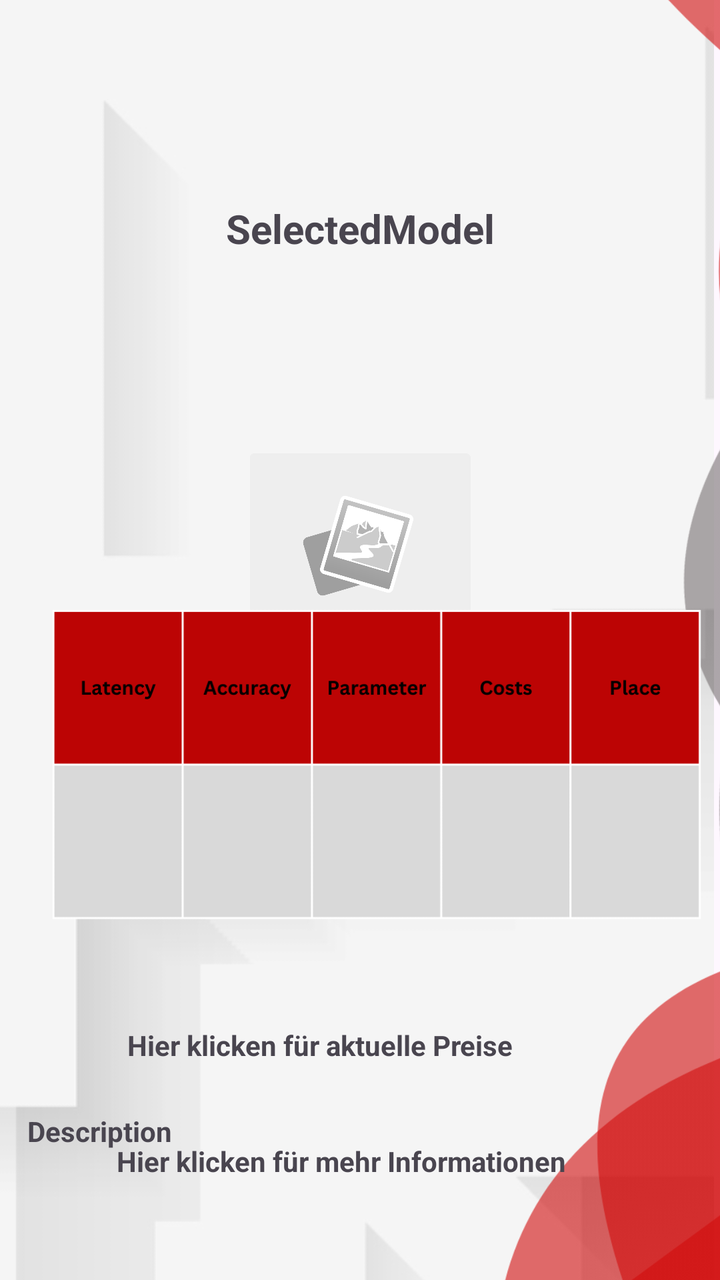
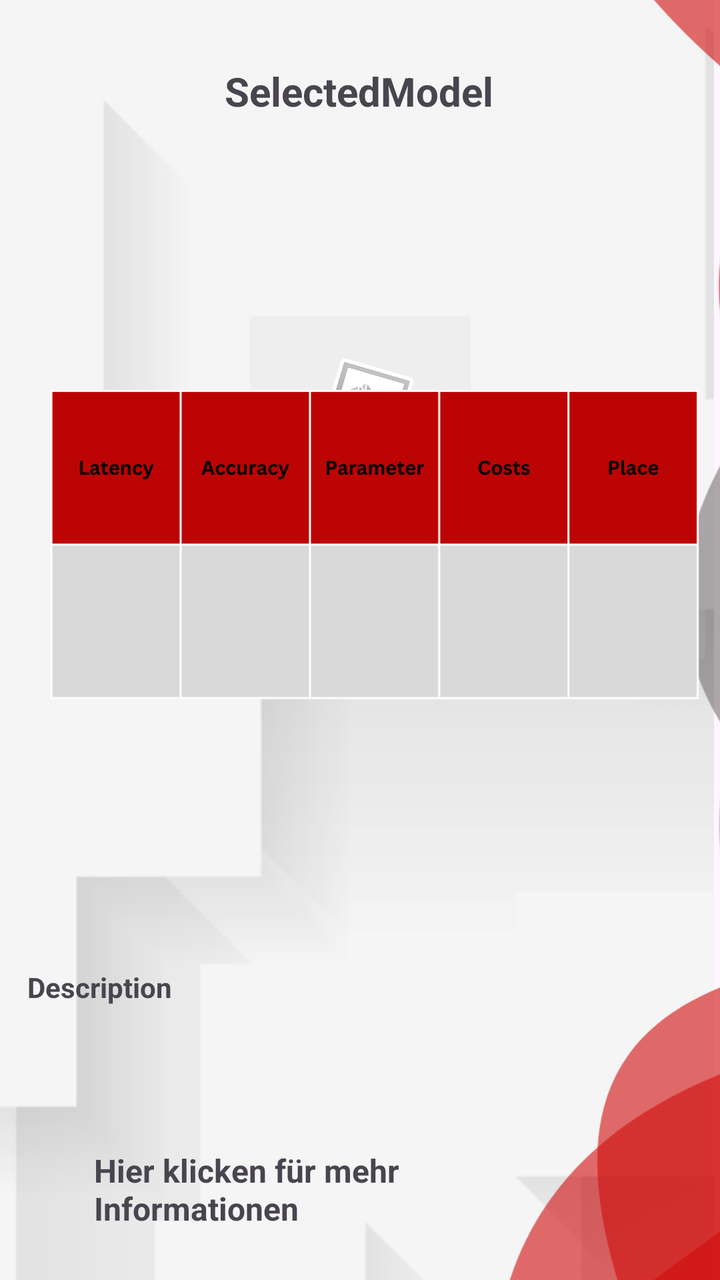

An Android layout rendered at two revisions. The XML below is the earlier revision; the diff shows what the commit changed to produce the second picture.
<!-- AndroidManifest.xml: application theme Theme.TrafficSceneAnalyser -->
<!-- res/layout/activity_model_info.xml -->
<?xml version="1.0" encoding="utf-8"?>
<androidx.constraintlayout.widget.ConstraintLayout xmlns:android="http://schemas.android.com/apk/res/android"
    xmlns:app="http://schemas.android.com/apk/res-auto"
    xmlns:tools="http://schemas.android.com/tools"
    android:id="@+id/main"
    android:layout_width="match_parent"
    android:layout_height="match_parent"
    tools:context=".analysisInfoPage">

    

    <ImageView
        android:id="@+id/backg"
        android:layout_width="904dp"
        android:layout_height="897dp"
        app:layout_constraintBottom_toBottomOf="parent"
        app:layout_constraintEnd_toEndOf="parent"
        app:layout_constraintHorizontal_bias="1.0"
        app:layout_constraintStart_toStartOf="parent"
        app:layout_constraintTop_toTopOf="parent"
        app:layout_constraintVertical_bias="0.12"
        app:srcCompat="@drawable/background" />

    

    <ImageView
        android:id="@+id/imageView5"
        android:layout_width="484dp"
        android:layout_height="773dp"
        app:layout_constraintBottom_toBottomOf="parent"
        app:layout_constraintEnd_toEndOf="parent"
        app:layout_constraintHorizontal_bias="0.505"
        app:layout_constraintStart_toStartOf="parent"
        app:layout_constraintTop_toTopOf="parent"
        app:layout_constraintVertical_bias="1.0"
        app:srcCompat="@drawable/perfectlayout2" />

    <TextView
        android:id="@+id/modelInfoDescTextView"
        android:layout_width="333dp"
        android:layout_height="116dp"
        android:layout_marginTop="556dp"
        android:text="Description"
        android:textStyle="bold"
        app:layout_constraintEnd_toEndOf="parent"
        app:layout_constraintStart_toStartOf="parent"
        app:layout_constraintTop_toTopOf="parent" />

    <TextView
        android:id="@+id/modelInfoHeadlineTextview"
        android:layout_width="230dp"
        android:layout_height="70dp"
        android:text="SelectedModel"
        android:textAlignment="center"
        android:textSize="20sp"
        android:textStyle="bold"
        app:layout_constraintBottom_toTopOf="@+id/modelInfoDescTextView"
        app:layout_constraintEnd_toEndOf="parent"
        app:layout_constraintStart_toStartOf="parent"
        app:layout_constraintTop_toTopOf="parent"
        app:layout_constraintVertical_bias="0.207" />

    <TextView
        android:id="@+id/modelInfoDevsTextView"
        android:layout_width="250dp"
        android:layout_height="53dp"
        android:layout_marginBottom="16dp"
        android:autoLink="web"
        android:text="@string/modelInfoDevs"
        android:textStyle="bold"
        app:layout_constraintBottom_toBottomOf="parent"
        app:layout_constraintEnd_toEndOf="parent"
        app:layout_constraintHorizontal_bias="0.531"
        app:layout_constraintStart_toStartOf="parent" />

    <TextView
        android:id="@+id/modelInfoCostsTextView"
        android:layout_width="233dp"
        android:layout_height="42dp"
        android:layout_marginBottom="16dp"
        android:text="@string/modelInfoCosts"
        android:textStyle="bold"
        app:layout_constraintBottom_toTopOf="@+id/modelInfoDevsTextView"
        app:layout_constraintEnd_toEndOf="parent"
        app:layout_constraintStart_toStartOf="parent" />

    

    <ImageView
        android:id="@+id/modelInfoLogoImageView"
        android:layout_width="271dp"
        android:layout_height="136dp"
        android:layout_marginTop="56dp"
        app:layout_constraintBottom_toTopOf="@+id/modelInfoDescTextView"
        app:layout_constraintEnd_toEndOf="parent"
        app:layout_constraintStart_toStartOf="parent"
        app:layout_constraintTop_toBottomOf="@+id/modelInfoHeadlineTextview"
        app:layout_constraintVertical_bias="0.0"
        app:srcCompat="@drawable/image_not_found" />

    <ImageView
        android:id="@+id/modelInfoBenchmarkImageView"
        android:layout_width="355dp"
        android:layout_height="772dp"
        app:layout_constraintBottom_toBottomOf="@+id/imageView5"
        app:layout_constraintEnd_toEndOf="parent"
        app:layout_constraintHorizontal_bias="0.421"
        app:layout_constraintStart_toStartOf="parent"
        app:layout_constraintTop_toTopOf="@+id/modelInfoLogoImageView"
        app:layout_constraintVertical_bias="0.536"
        app:srcCompat="@drawable/tabelle" />

    


</androidx.constraintlayout.widget.ConstraintLayout>
<!-- resources referenced by this layout -->
<resources>
  <!-- drawable background: png bitmap (drawable-hdpi, 37305 bytes) -->
  <!-- drawable image_not_found: png bitmap (drawable, 38816 bytes) -->
  <!-- drawable perfectlayout2: png bitmap (drawable-hdpi, 51025 bytes) -->
  <!-- drawable tabelle: png bitmap (drawable, 19282 bytes) -->
  <string name="modelInfoCosts"> Hier klicken für aktuelle Preise </string>
  <string name="modelInfoDevs"> Hier klicken für mehr Informationen </string>
  <style name="Theme.TrafficSceneAnalyser" parent="Base.Theme.TrafficSceneAnalyser" />
  <style name="Base.Theme.TrafficSceneAnalyser" parent="Theme.Material3.DayNight.NoActionBar">
          
          
      </style>
</resources>

<!-- the commit's change to res/layout/activity_model_info.xml (unified diff, before → after) -->
@@ -23,6 +23,8 @@
 
     
 
+    
+
     <ImageView
         android:id="@+id/imageView5"
         android:layout_width="484dp"
@@ -32,14 +34,14 @@
         app:layout_constraintHorizontal_bias="0.505"
         app:layout_constraintStart_toStartOf="parent"
         app:layout_constraintTop_toTopOf="parent"
-        app:layout_constraintVertical_bias="1.0"
+        app:layout_constraintVertical_bias="0.941"
         app:srcCompat="@drawable/perfectlayout2" />
 
     <TextView
         android:id="@+id/modelInfoDescTextView"
         android:layout_width="333dp"
         android:layout_height="116dp"
-        android:layout_marginTop="556dp"
+        android:layout_marginTop="484dp"
         android:text="Description"
         android:textStyle="bold"
         app:layout_constraintEnd_toEndOf="parent"
@@ -56,9 +58,10 @@
         android:textStyle="bold"
         app:layout_constraintBottom_toTopOf="@+id/modelInfoDescTextView"
         app:layout_constraintEnd_toEndOf="parent"
+        app:layout_constraintHorizontal_bias="0.496"
         app:layout_constraintStart_toStartOf="parent"
         app:layout_constraintTop_toTopOf="parent"
-        app:layout_constraintVertical_bias="0.207" />
+        app:layout_constraintVertical_bias="0.077" />
 
     <TextView
         android:id="@+id/modelInfoDevsTextView"
@@ -67,11 +70,14 @@
         android:layout_marginBottom="16dp"
         android:autoLink="web"
         android:text="@string/modelInfoDevs"
+        android:textSize="16sp"
         android:textStyle="bold"
         app:layout_constraintBottom_toBottomOf="parent"
         app:layout_constraintEnd_toEndOf="parent"
-        app:layout_constraintHorizontal_bias="0.531"
-        app:layout_constraintStart_toStartOf="parent" />
+        app:layout_constraintHorizontal_bias="0.426"
+        app:layout_constraintStart_toStartOf="parent"
+        app:layout_constraintTop_toBottomOf="@+id/modelInfoDescTextView"
+        app:layout_constraintVertical_bias="0.891" />
 
     <TextView
         android:id="@+id/modelInfoCostsTextView"
@@ -79,12 +85,14 @@
         android:layout_height="42dp"
         android:layout_marginBottom="16dp"
         android:text="@string/modelInfoCosts"
+        android:textSize="16sp"
         android:textStyle="bold"
         app:layout_constraintBottom_toTopOf="@+id/modelInfoDevsTextView"
         app:layout_constraintEnd_toEndOf="parent"
-        app:layout_constraintStart_toStartOf="parent" />
-
-    
+        app:layout_constraintHorizontal_bias="0.381"
+        app:layout_constraintStart_toStartOf="parent"
+        app:layout_constraintTop_toBottomOf="@+id/modelInfoDescTextView"
+        app:layout_constraintVertical_bias="0.862" />
 
     <ImageView
         android:id="@+id/modelInfoLogoImageView"
@@ -102,12 +110,13 @@
         android:id="@+id/modelInfoBenchmarkImageView"
         android:layout_width="355dp"
         android:layout_height="772dp"
+        android:layout_marginTop="50dp"
         app:layout_constraintBottom_toBottomOf="@+id/imageView5"
         app:layout_constraintEnd_toEndOf="parent"
-        app:layout_constraintHorizontal_bias="0.421"
+        app:layout_constraintHorizontal_bias="0.21"
         app:layout_constraintStart_toStartOf="parent"
         app:layout_constraintTop_toTopOf="@+id/modelInfoLogoImageView"
-        app:layout_constraintVertical_bias="0.536"
+        app:layout_constraintVertical_bias="0.855"
         app:srcCompat="@drawable/tabelle" />
 
     
